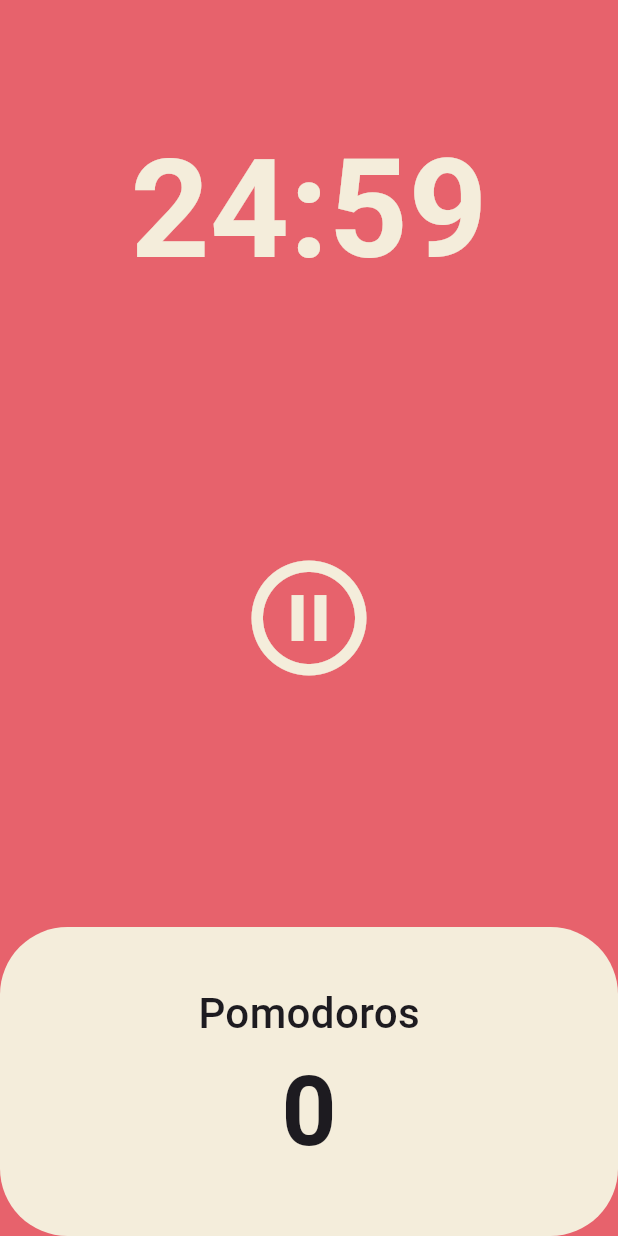
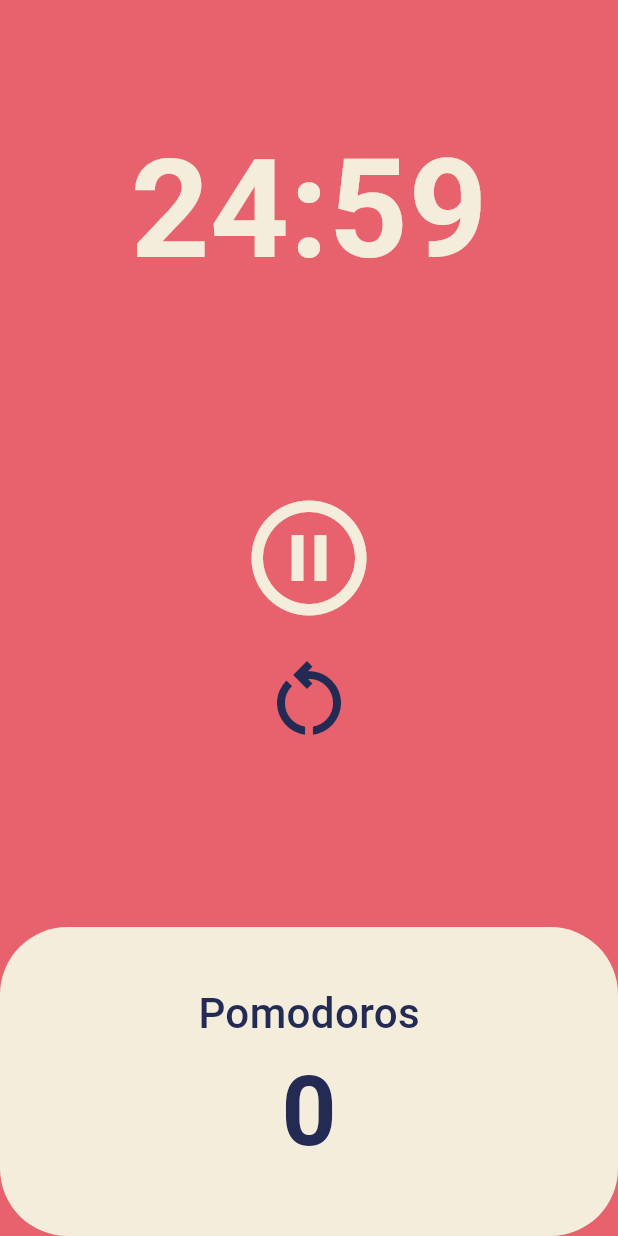
Before and after one commit to chanshin0/learn_flutter, a Flutter app: the screen it shows after launch, after a tap on the "play circle" icon, on a phone screen of 412 x 824 dp. Run offline on Flutter 3.47's test engine with Material 3 defaults, Android fonts, the phone set to English and light mode, and no system bars; missing offline and left inert: dart:ffi.

Commit message:
0802 complete pomodoros app

```diff
--- a/pomodoro_app/lib/screens/home_screen.dart
+++ b/pomodoro_app/lib/screens/home_screen.dart
@@ -25,16 +25,16 @@ class _HomeScreenState extends State<HomeScreen> {
         totalSeconds -= 1;
       });
     } else {
-      resetTimer();
+      resetTimer(false);
     }
   }
 
-  void resetTimer() {
+  void resetTimer(bool restart) {
     timer.cancel();
     isRunning = false;
     setState(() {
       totalSeconds = twentyFiveMinutes;
-      totalPomodoros += 1;
+      totalPomodoros = restart ? 0 : totalPomodoros + 1;
     });
   }
 
@@ -82,14 +82,25 @@ class _HomeScreenState extends State<HomeScreen> {
           Flexible(
             flex: 2,
             child: Container(
-              alignment: Alignment.center,
-              child: IconButton(
+              child: Column(
+                mainAxisAlignment: MainAxisAlignment.center,
+                children: [
+                  IconButton(
                     icon: const Icon(Icons.play_circle_outlined),
                     iconSize: 92,
                     color: Theme.of(context).cardColor,
                     onPressed: isRunning ? onPausePressed : onStartPressed,
                     isSelected: isRunning,
-                selectedIcon: const Icon(Icons.pause_circle_outline_outlined),
+                    selectedIcon:
+                        const Icon(Icons.pause_circle_outline_outlined),
+                  ),
+                  IconButton(
+                    icon: const Icon(Icons.restart_alt_outlined),
+                    iconSize: 64,
+                    color: Theme.of(context).textTheme.headlineLarge?.color,
+                    onPressed: () => resetTimer(true),
+                  ),
+                ],
               ),
             ),
           ),
@@ -105,19 +116,25 @@ class _HomeScreenState extends State<HomeScreen> {
                     Column(
                       mainAxisAlignment: MainAxisAlignment.center,
                       children: [
-                        const Text(
+                        Text(
                           "Pomodoros",
                           style: TextStyle(
                               fontSize: 28,
                               fontWeight: FontWeight.w500,
-                          ),
+                              color: Theme.of(context)
+                                  .textTheme
+                                  .headlineLarge
+                                  ?.color),
                         ),
                         Text(
                           '$totalPomodoros',
-                          style: const TextStyle(
+                          style: TextStyle(
                               fontSize: 64,
                               fontWeight: FontWeight.w600,
-                          ),
+                              color: Theme.of(context)
+                                  .textTheme
+                                  .headlineLarge
+                                  ?.color),
                         )
                       ],
                     ),
```
Lines whose indentation alone changed are shown as unchanged.
